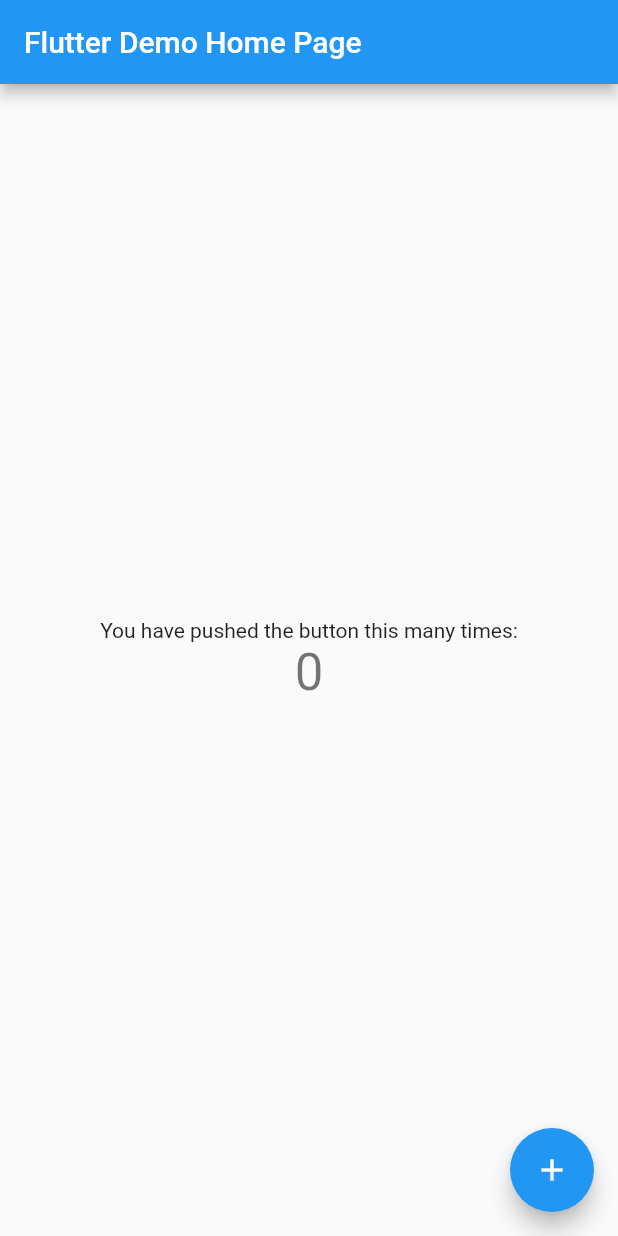
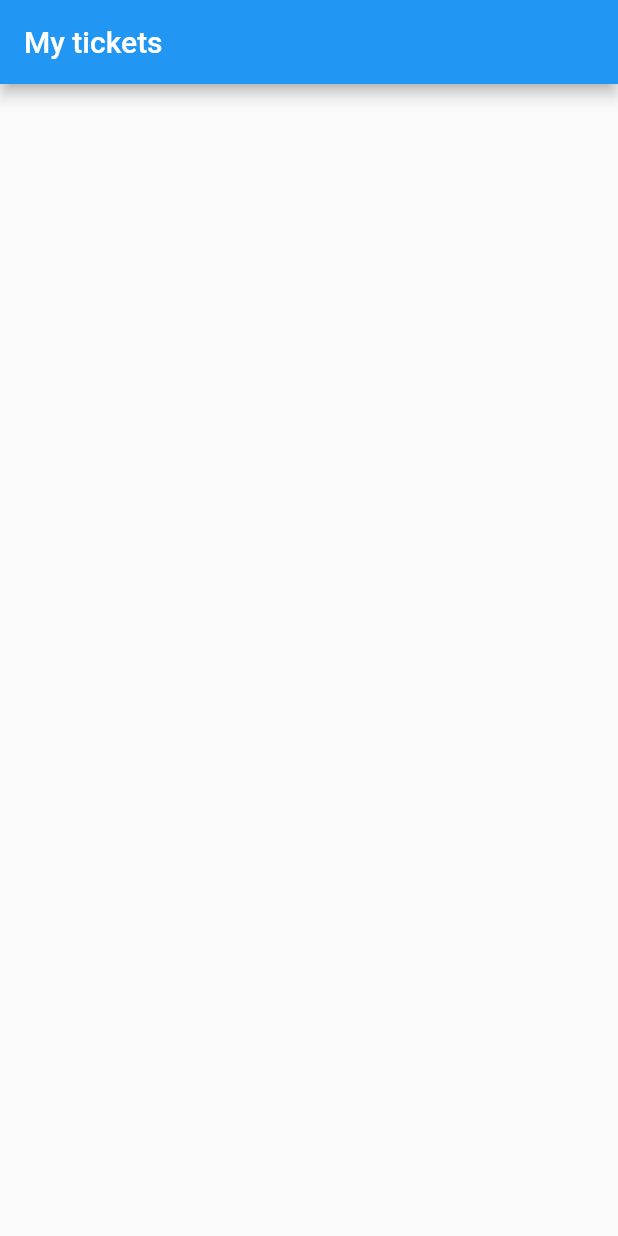
Before and after one commit to alvinwarui29/ticketFlutter, a Flutter app: the screen it shows after launch, on a phone screen of 412 x 824 dp. Run offline on Flutter 3.47's test engine with Material 2 defaults, Android fonts, the phone set to English and light mode, and no system bars.

Commit message:
add botttom bar screen

```diff
--- a/lib/main.dart
+++ b/lib/main.dart
@@ -1,4 +1,5 @@
 import 'package:flutter/material.dart';
+import 'package:ticket_booking/screens/bottom_bar.dart';
 
 void main() {
   runApp(const MyApp());
@@ -6,110 +7,15 @@ void main() {
 
 class MyApp extends StatelessWidget {
   const MyApp({super.key});
-
-  // This widget is the root of your application.
   @override
   Widget build(BuildContext context) {
     return MaterialApp(
+      debugShowCheckedModeBanner: false,
       title: 'Flutter Demo',
       theme: ThemeData(
-        // This is the theme of your application.
-        //
-        // Try running your application with "flutter run". You'll see the
-        // application has a blue toolbar. Then, without quitting the app, try
-        // changing the primarySwatch below to Colors.green and then invoke
-        // "hot reload" (press "r" in the console where you ran "flutter run",
-        // or simply save your changes to "hot reload" in a Flutter IDE).
-        // Notice that the counter didn't reset back to zero; the application
-        // is not restarted.
         primarySwatch: Colors.blue,
       ),
-      home: const MyHomePage(title: 'Flutter Demo Home Page'),
+      home: BottomBar(),
     );
   }
 }
-
-class MyHomePage extends StatefulWidget {
-  const MyHomePage({super.key, required this.title});
-
-  // This widget is the home page of your application. It is stateful, meaning
-  // that it has a State object (defined below) that contains fields that affect
-  // how it looks.
-
-  // This class is the configuration for the state. It holds the values (in this
-  // case the title) provided by the parent (in this case the App widget) and
-  // used by the build method of the State. Fields in a Widget subclass are
-  // always marked "final".
-
-  final String title;
-
-  @override
-  State<MyHomePage> createState() => _MyHomePageState();
-}
-
-class _MyHomePageState extends State<MyHomePage> {
-  int _counter = 0;
-
-  void _incrementCounter() {
-    setState(() {
-      // This call to setState tells the Flutter framework that something has
-      // changed in this State, which causes it to rerun the build method below
-      // so that the display can reflect the updated values. If we changed
-      // _counter without calling setState(), then the build method would not be
-      // called again, and so nothing would appear to happen.
-      _counter++;
-    });
-  }
-
-  @override
-  Widget build(BuildContext context) {
-    // This method is rerun every time setState is called, for instance as done
-    // by the _incrementCounter method above.
-    //
-    // The Flutter framework has been optimized to make rerunning build methods
-    // fast, so that you can just rebuild anything that needs updating rather
-    // than having to individually change instances of widgets.
-    return Scaffold(
-      appBar: AppBar(
-        // Here we take the value from the MyHomePage object that was created by
-        // the App.build method, and use it to set our appbar title.
-        title: Text(widget.title),
-      ),
-      body: Center(
-        // Center is a layout widget. It takes a single child and positions it
-        // in the middle of the parent.
-        child: Column(
-          // Column is also a layout widget. It takes a list of children and
-          // arranges them vertically. By default, it sizes itself to fit its
-          // children horizontally, and tries to be as tall as its parent.
-          //
-          // Invoke "debug painting" (press "p" in the console, choose the
-          // "Toggle Debug Paint" action from the Flutter Inspector in Android
-          // Studio, or the "Toggle Debug Paint" command in Visual Studio Code)
-          // to see the wireframe for each widget.
-          //
-          // Column has various properties to control how it sizes itself and
-          // how it positions its children. Here we use mainAxisAlignment to
-          // center the children vertically; the main axis here is the vertical
-          // axis because Columns are vertical (the cross axis would be
-          // horizontal).
-          mainAxisAlignment: MainAxisAlignment.center,
-          children: <Widget>[
-            const Text(
-              'You have pushed the button this many times:',
-            ),
-            Text(
-              '$_counter',
-              style: Theme.of(context).textTheme.headlineMedium,
-            ),
-          ],
-        ),
-      ),
-      floatingActionButton: FloatingActionButton(
-        onPressed: _incrementCounter,
-        tooltip: 'Increment',
-        child: const Icon(Icons.add),
-      ), // This trailing comma makes auto-formatting nicer for build methods.
-    );
-  }
-}
--- /dev/null
+++ b/lib/screens/bottom_bar.dart
@@ -0,0 +1,19 @@
+import 'package:flutter/material.dart';
+
+class BottomBar extends StatefulWidget {
+  BottomBar({super.key});
+  @override
+  State<StatefulWidget> createState() => _BottomBarState();
+}
+
+class _BottomBarState extends State<BottomBar> {
+  @override
+  Widget build(BuildContext context) {
+    return Scaffold(
+      appBar: AppBar(
+        title: const Text('My tickets'),
+      ),
+      body: Container(),
+    );
+  }
+}
```
